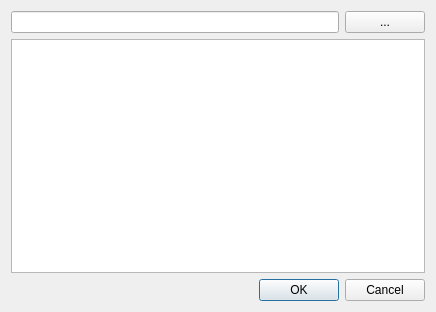
First picture: the form in cityjson_loader_dialog_base.ui, repository cityjson/cityjson-qgis-plugin, before the edit.
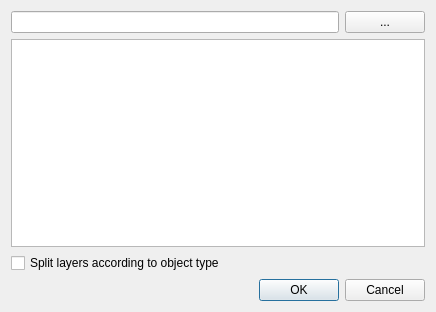
Second picture: the form after the edit.

Commit message: Add support for loading different layers per object type

The edit to the form file:
```diff
--- a/cityjson_loader_dialog_base.ui
+++ b/cityjson_loader_dialog_base.ui
@@ -36,6 +36,13 @@
      <item>
       <widget class="QPlainTextEdit" name="metadataInfoBox"/>
      </item>
+     <item>
+      <widget class="QCheckBox" name="splitByTypeCheckBox">
+       <property name="text">
+        <string>Split layers according to object type</string>
+       </property>
+      </widget>
+     </item>
      <item>
       <widget class="QDialogButtonBox" name="button_box">
        <property name="orientation">
```
The commit also changes 1 other file.
